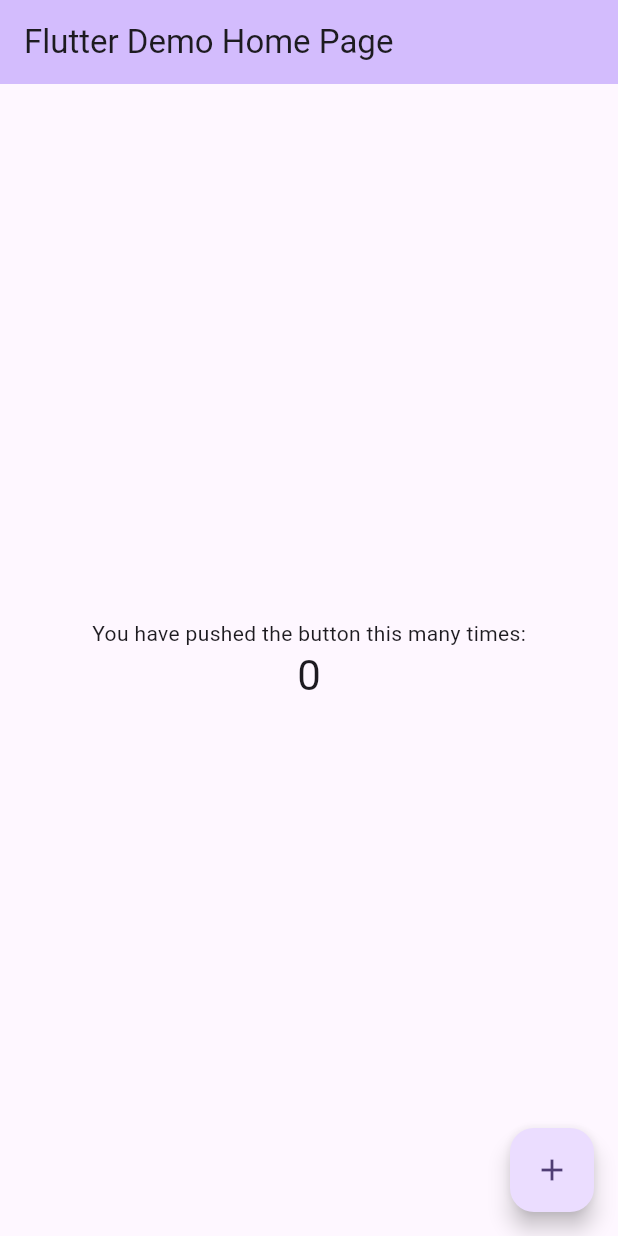
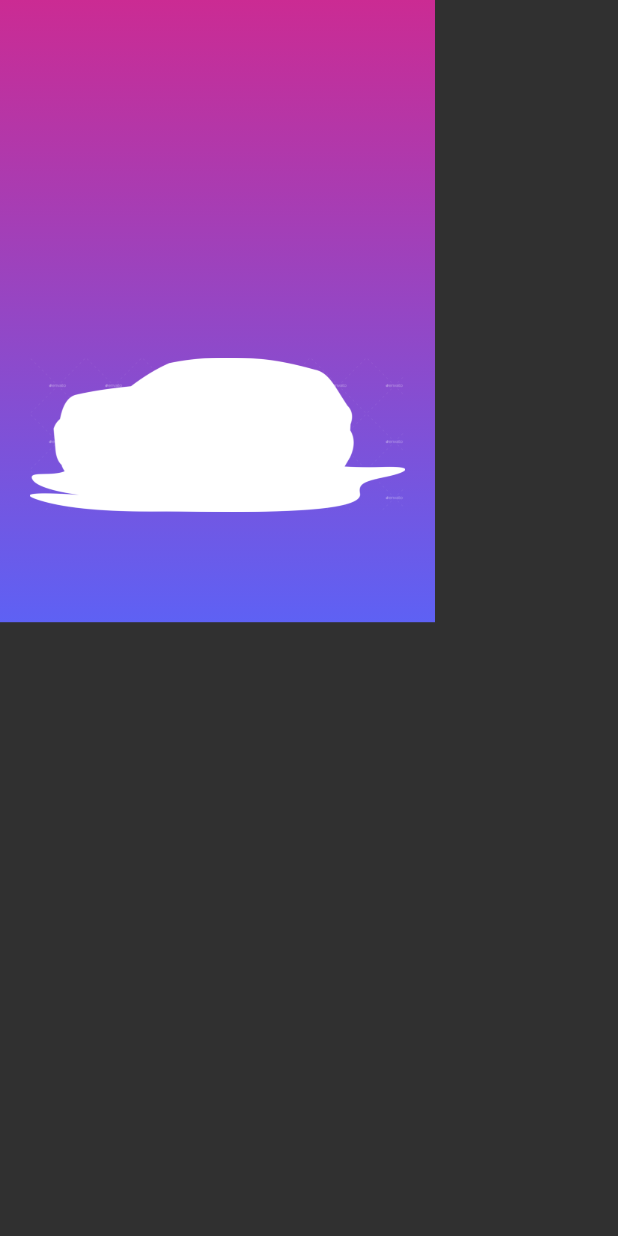
Before and after one commit to aarogyaojha/login_flutter, a Flutter app: the screen it shows after launch, on a phone screen of 412 x 824 dp. Run offline on Flutter 3.47's test engine with Material 2 defaults, Android fonts, the phone set to English and light mode, and no system bars.

Commit message:
added the logos and gradient

```diff
--- a/lib/main.dart
+++ b/lib/main.dart
@@ -1,4 +1,5 @@
 import 'package:flutter/material.dart';
+import 'package:login/screens/signin_screen.dart';
 
 void main() {
   runApp(const MyApp());
@@ -6,120 +7,13 @@ void main() {
 
 class MyApp extends StatelessWidget {
   const MyApp({super.key});
-
-  // This widget is the root of your application.
   @override
   Widget build(BuildContext context) {
     return MaterialApp(
+      debugShowCheckedModeBanner: false,
       title: 'Flutter Demo',
-      theme: ThemeData(
-        // This is the theme of your application.
-        //
-        // TRY THIS: Try running your application with "flutter run". You'll see
-        // the application has a blue toolbar. Then, without quitting the app,
-        // try changing the seedColor in the colorScheme below to Colors.green
-        // and then invoke "hot reload" (save your changes or press the "hot
-        // reload" button in a Flutter-supported IDE, or press "r" if you used
-        // the command line to start the app).
-        //
-        // Notice that the counter didn't reset back to zero; the application
-        // state is not lost during the reload. To reset the state, use hot
-        // restart instead.
-        //
-        // This works for code too, not just values: Most code changes can be
-        // tested with just a hot reload.
-        colorScheme: ColorScheme.fromSeed(seedColor: Colors.deepPurple),
-        useMaterial3: true,
-      ),
-      home: const MyHomePage(title: 'Flutter Demo Home Page'),
+      theme: ThemeData.dark(),
+      home: SignIn(),
     );
   }
 }
-
-class MyHomePage extends StatefulWidget {
-  const MyHomePage({super.key, required this.title});
-
-  // This widget is the home page of your application. It is stateful, meaning
-  // that it has a State object (defined below) that contains fields that affect
-  // how it looks.
-
-  // This class is the configuration for the state. It holds the values (in this
-  // case the title) provided by the parent (in this case the App widget) and
-  // used by the build method of the State. Fields in a Widget subclass are
-  // always marked "final".
-
-  final String title;
-
-  @override
-  State<MyHomePage> createState() => _MyHomePageState();
-}
-
-class _MyHomePageState extends State<MyHomePage> {
-  int _counter = 0;
-
-  void _incrementCounter() {
-    setState(() {
-      // This call to setState tells the Flutter framework that something has
-      // changed in this State, which causes it to rerun the build method below
-      // so that the display can reflect the updated values. If we changed
-      // _counter without calling setState(), then the build method would not be
-      // called again, and so nothing would appear to happen.
-      _counter++;
-    });
-  }
-
-  @override
-  Widget build(BuildContext context) {
-    // This method is rerun every time setState is called, for instance as done
-    // by the _incrementCounter method above.
-    //
-    // The Flutter framework has been optimized to make rerunning build methods
-    // fast, so that you can just rebuild anything that needs updating rather
-    // than having to individually change instances of widgets.
-    return Scaffold(
-      appBar: AppBar(
-        // TRY THIS: Try changing the color here to a specific color (to
-        // Colors.amber, perhaps?) and trigger a hot reload to see the AppBar
-        // change color while the other colors stay the same.
-        backgroundColor: Theme.of(context).colorScheme.inversePrimary,
-        // Here we take the value from the MyHomePage object that was created by
-        // the App.build method, and use it to set our appbar title.
-        title: Text(widget.title),
-      ),
-      body: Center(
-        // Center is a layout widget. It takes a single child and positions it
-        // in the middle of the parent.
-        child: Column(
-          // Column is also a layout widget. It takes a list of children and
-          // arranges them vertically. By default, it sizes itself to fit its
-          // children horizontally, and tries to be as tall as its parent.
-          //
-          // Column has various properties to control how it sizes itself and
-          // how it positions its children. Here we use mainAxisAlignment to
-          // center the children vertically; the main axis here is the vertical
-          // axis because Columns are vertical (the cross axis would be
-          // horizontal).
-          //
-          // TRY THIS: Invoke "debug painting" (choose the "Toggle Debug Paint"
-          // action in the IDE, or press "p" in the console), to see the
-          // wireframe for each widget.
-          mainAxisAlignment: MainAxisAlignment.center,
-          children: <Widget>[
-            const Text(
-              'You have pushed the button this many times:',
-            ),
-            Text(
-              '$_counter',
-              style: Theme.of(context).textTheme.headlineMedium,
-            ),
-          ],
-        ),
-      ),
-      floatingActionButton: FloatingActionButton(
-        onPressed: _incrementCounter,
-        tooltip: 'Increment',
-        child: const Icon(Icons.add),
-      ), // This trailing comma makes auto-formatting nicer for build methods.
-    );
-  }
-}
--- /dev/null
+++ b/lib/screens/signin_screen.dart
@@ -0,0 +1,43 @@
+import 'package:flutter/material.dart';
+import 'package:login/utils/colors_util.dart';
+
+class SignIn extends StatefulWidget {
+  const SignIn({super.key});
+
+  @override
+  State<SignIn> createState() => _SignInState();
+}
+
+class _SignInState extends State<SignIn> {
+  @override
+  Widget build(BuildContext context) {
+    return Scaffold(
+      body: Container(
+        decoration: BoxDecoration(
+            gradient: LinearGradient(colors: [
+          hexStringToColor("CB2B93"),
+          hexStringToColor("9546C4"),
+          hexStringToColor("5E61F4")
+        ], begin: Alignment.topCenter, end: Alignment.bottomCenter)),
+        child: SingleChildScrollView(
+            child: Padding(
+          padding: EdgeInsets.fromLTRB(
+              20, MediaQuery.of(context).size.height * 0.2, 20, 0),
+          child: Column(
+            children: <Widget>[logoWidget("assests/images/logo.png")],
+          ),
+        )),
+      ),
+    );
+  }
+
+  Image logoWidget(String ImageName) {
+    return Image.asset(
+      ImageName,
+      fit: BoxFit.fitWidth,
+      width: 250,
+      height: 250,
+      color: Colors.white,
+    );
+  }
+}
--- /dev/null
+++ b/lib/utils/colors_util.dart
@@ -0,0 +1,9 @@
+import 'package:flutter/material.dart';
+
+hexStringToColor(String hexColor) {
+  hexColor = hexColor.toUpperCase().replaceAll("#", "");
+  if (hexColor.length == 6) {
+    hexColor = "FF" + hexColor;
+  }
+  return Color(int.parse(hexColor, radix: 16));
+}
--- a/pubspec.yaml
+++ b/pubspec.yaml
@@ -59,9 +59,9 @@ flutter:
   uses-material-design: true
 
   # To add assets to your application, add an assets section, like this:
-  # assets:
-  #   - images/a_dot_burr.jpeg
-  #   - images/a_dot_ham.jpeg
+  assets:
+    - assests/images/
+#    - images/a_dot_ham.jpeg
 
   # An image asset can refer to one or more resolution-specific "variants", see
   # https://flutter.dev/assets-and-images/#resolution-aware
```
Also changed, not shown: assests/images/logo.png (added), lib/screens/signup_screen.dart (added).
